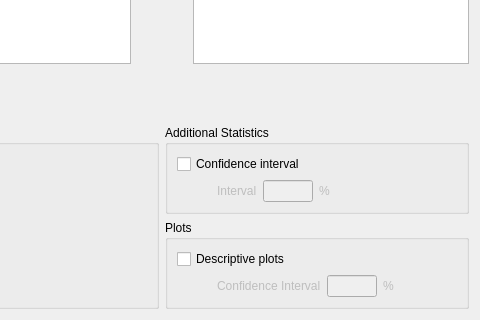
Qt form JASP-Desktop/analysisforms/binomialtestform.ui (jasp-stats/jasp-desktop) before a commit; both pictures show x 157 to 637 and y 326 to 646 of the 637 by 646 pixel window.
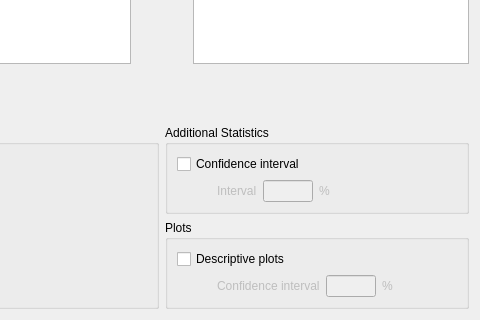
The same form after that commit. Custom widgets are drawn as their Qt base class.

Commit message: binomial test small capitalisation fix

The edit to the form file:
```diff
--- a/JASP-Desktop/analysisforms/binomialtestform.ui
+++ b/JASP-Desktop/analysisforms/binomialtestform.ui
@@ -53,7 +53,7 @@
             </sizepolicy>
            </property>
            <property name="text">
-            <string>Confidence Interval</string>
+            <string>Confidence interval</string>
            </property>
           </widget>
          </item>
```
